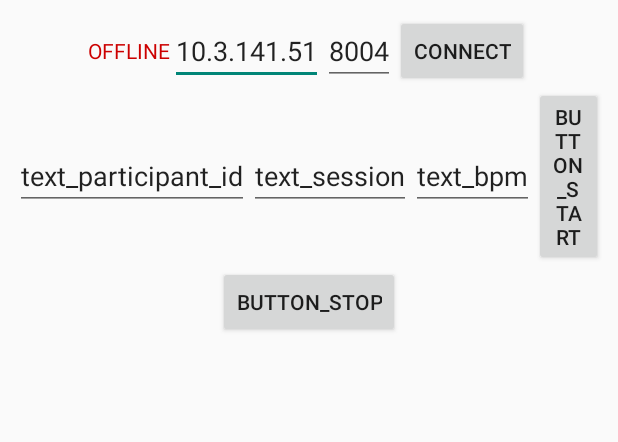
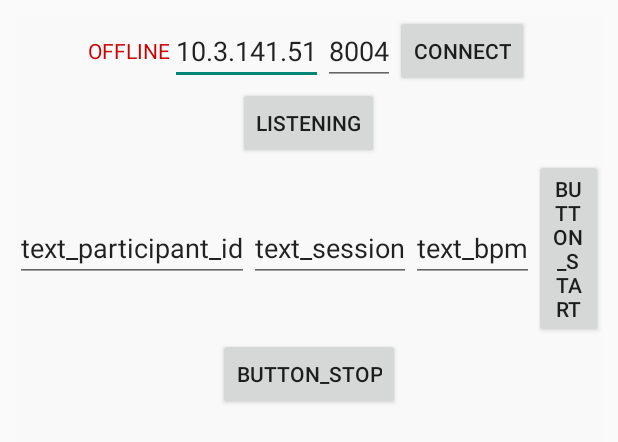
Before and after one commit to Mick609/MANA, an Android app: the layout activity_main.xml on its own in the app's theme, with its tools: preview values and no code run, on a phone screen of 412 x 824 dp. Shown: the top 442 px of the screen. Run offline under Robolectric (Android 15) with nearby library versions, the phone set to English and light mode, and no system bars.

Commit message:
Update 1 Nov

```diff
--- a/app/src/main/AndroidManifest.xml
+++ b/app/src/main/AndroidManifest.xml
@@ -25,7 +25,9 @@
                 <category android:name="android.intent.category.LAUNCHER" />
             </intent-filter>
         </activity>
-        <activity android:name=".activities.CameraActivity"></activity>
+        <activity
+            android:name=".activities.CameraActivity"
+            android:launchMode="singleTask"></activity>
     </application>
 
 </manifest>
--- a/app/src/main/java/com/smcnus/mana/mana_3/media/CameraHelper.java
+++ b/app/src/main/java/com/smcnus/mana/mana_3/media/CameraHelper.java
@@ -21,7 +21,7 @@ public class CameraHelper {
 
     public static final int MEDIA_TYPE_IMAGE = 1;
     public static final int MEDIA_TYPE_VIDEO = 2;
-    public static File mediaStorageDir = new File(Environment.getExternalStorageDirectory().getAbsolutePath()+"/Research_Videos/");
+    public static File mediaStorageDir = new File(Environment.getExternalStorageDirectory().getAbsolutePath() + "/Research_Videos/");
 
 
     /**
@@ -139,7 +139,7 @@ public class CameraHelper {
      * @param type Media type. Can be video or image.
      * @return A file object pointing to the newly created file.
      */
-    public static File getOutputMediaFile(int type) {
+    public static File getOutputMediaFile(int type,String videoTitle) {
         // To be safe, you should check that the SDCard is mounted
         // using Environment.getExternalStorageState() before doing this.
         if (!Environment.getExternalStorageState().equalsIgnoreCase(Environment.MEDIA_MOUNTED)) {
@@ -168,7 +168,7 @@ public class CameraHelper {
         } else if (type == MEDIA_TYPE_VIDEO) {
 //            mediaFile = new File(mediaStorageDir.getPath() + File.separator +
 //                    "VID_" + timeStamp + ".mp4");
-            mediaFile = new File(mediaStorageDir.getPath() + File.separator + "OMG_this_really_works.mp4");
+            mediaFile = new File(mediaStorageDir.getPath() + File.separator + videoTitle+".mp4");
         } else {
             return null;
         }
--- a/app/src/main/res/layout/activity_main.xml
+++ b/app/src/main/res/layout/activity_main.xml
@@ -1,20 +1,14 @@
 <?xml version="1.0" encoding="utf-8"?>
 <LinearLayout xmlns:android="http://schemas.android.com/apk/res/android"
     xmlns:tools="http://schemas.android.com/tools"
+    android:id="@+id/layout_main"
     android:layout_width="match_parent"
     android:layout_height="match_parent"
     android:layout_margin="10dp"
+    android:background="@color/white"
     android:orientation="vertical"
     tools:context=".activities.MainActivity">
 
-
-    <!--<Button-->
-    <!--android:id="@+id/button_toCamera"-->
-    <!--android:layout_width="wrap_content"-->
-    <!--android:layout_height="wrap_content"-->
-    <!--android:layout_gravity="center"-->
-    <!--android:onClick="onClick"-->
-    <!--android:text="to Camera" />-->
 
     <LinearLayout
         android:layout_width="wrap_content"
@@ -54,6 +48,14 @@
             android:onClick="onClick"
             android:text="connect" />
     </LinearLayout>
+
+    <Button
+        android:id="@+id/button_isControl"
+        android:layout_width="wrap_content"
+        android:layout_height="wrap_content"
+        android:layout_gravity="center"
+        android:onClick="onClick"
+        android:text="Listening" />
 
     <LinearLayout
         android:layout_width="wrap_content"
--- a/app/src/main/res/values/colors.xml
+++ b/app/src/main/res/values/colors.xml
@@ -7,4 +7,8 @@
 
     <color name="alert_red">#ffcc0000</color>
     <color name="green">#ff669900</color>
+
+
+    <color name="white">#fff9f9f9</color>
+    <color name="darker_gray">#aaa</color>
 </resources>
```
Also changed, not shown: app/src/main/java/com/smcnus/mana/mana_3/activities/CameraActivity.java (+25 -10 lines), app/src/main/java/com/smcnus/mana/mana_3/activities/MainActivity.java (+53 -6 lines).
